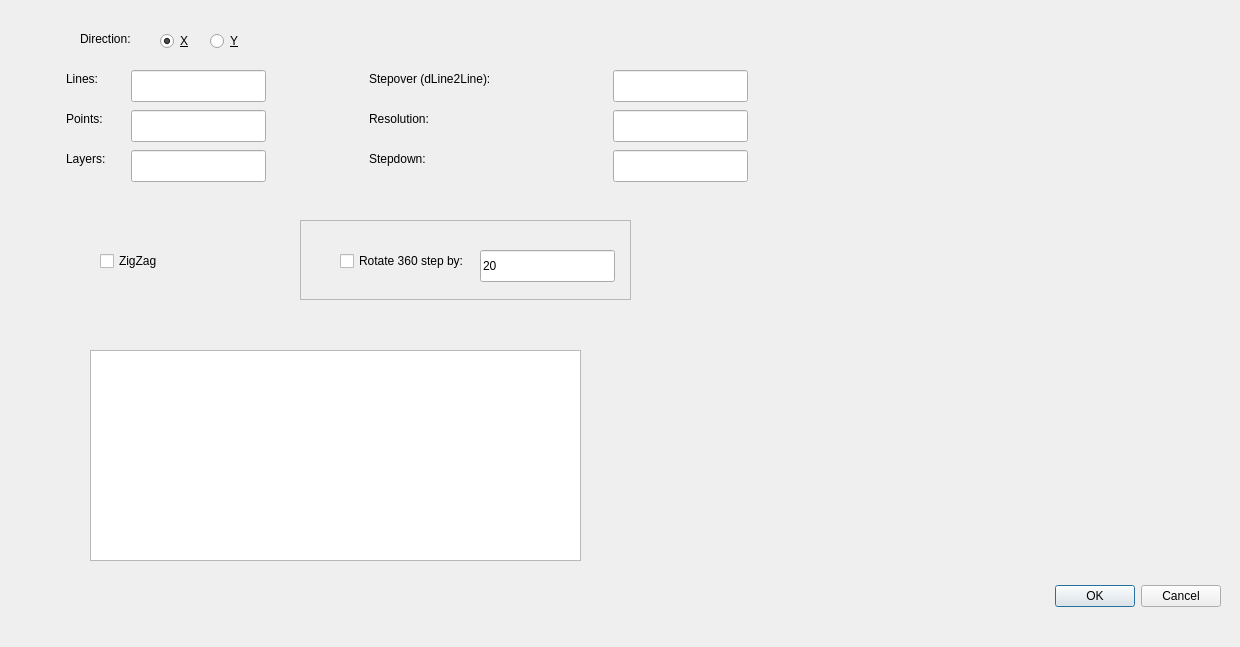
Before: the Qt Designer form src/Gui/dlgcutter.ui in fredrickojackson/CppCAM, drawn with Qt 5.
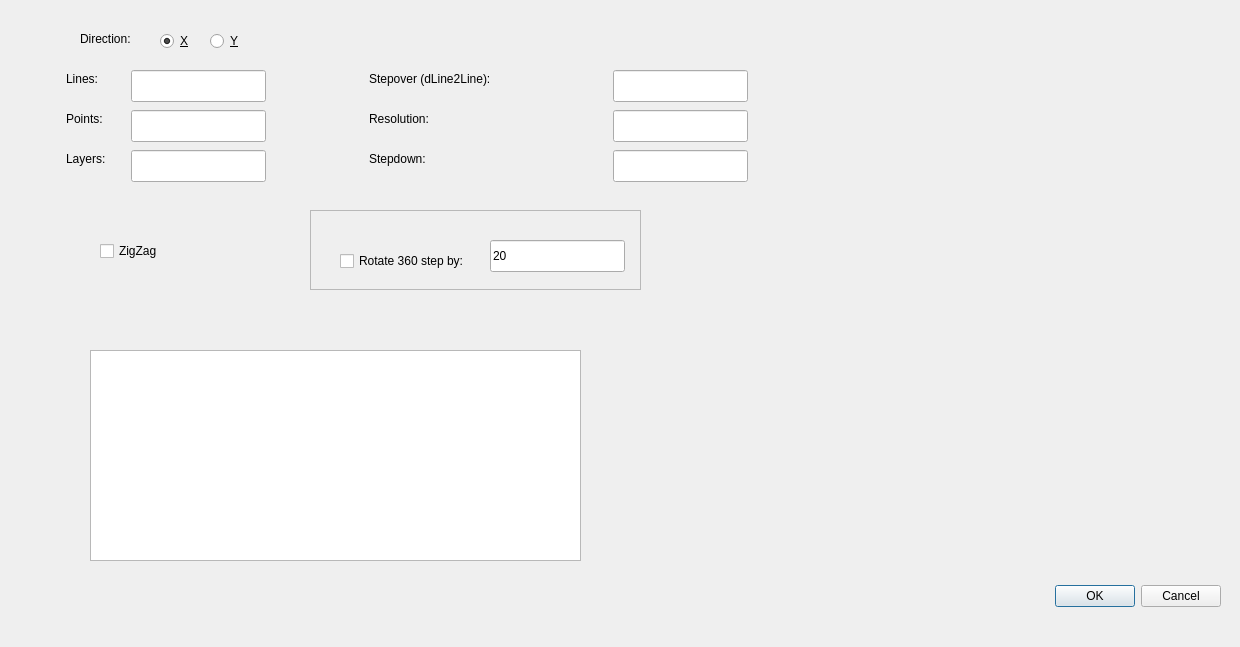
After: the same form once the commit is applied.

```diff
--- a/src/Gui/dlgcutter.ui
+++ b/src/Gui/dlgcutter.ui
@@ -111,8 +111,8 @@
   <widget class="QFrame" name="frame">
    <property name="geometry">
     <rect>
-     <x>300</x>
-     <y>220</y>
+     <x>310</x>
+     <y>210</y>
      <width>331</width>
      <height>80</height>
     </rect>
@@ -126,9 +126,9 @@
    <widget class="QCheckBox" name="checkBoxRotate">
     <property name="geometry">
      <rect>
-      <x>40</x>
-      <y>30</y>
-      <width>124</width>
+      <x>30</x>
+      <y>40</y>
+      <width>141</width>
       <height>22</height>
      </rect>
     </property>
@@ -265,7 +265,7 @@
    <property name="geometry">
     <rect>
      <x>100</x>
-     <y>250</y>
+     <y>240</y>
      <width>70</width>
      <height>22</height>
     </rect>
```
